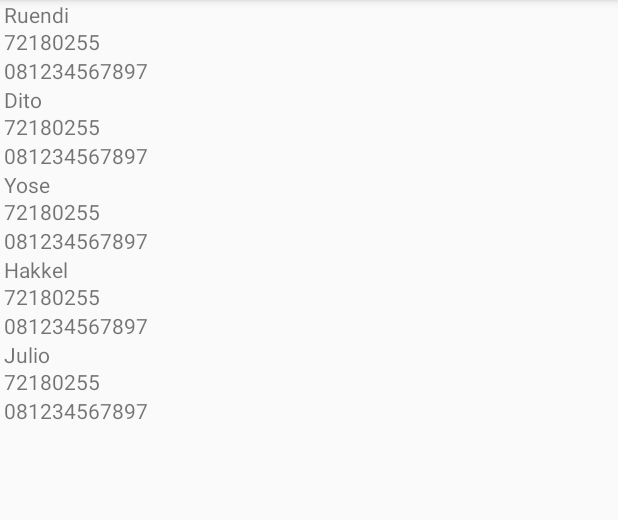
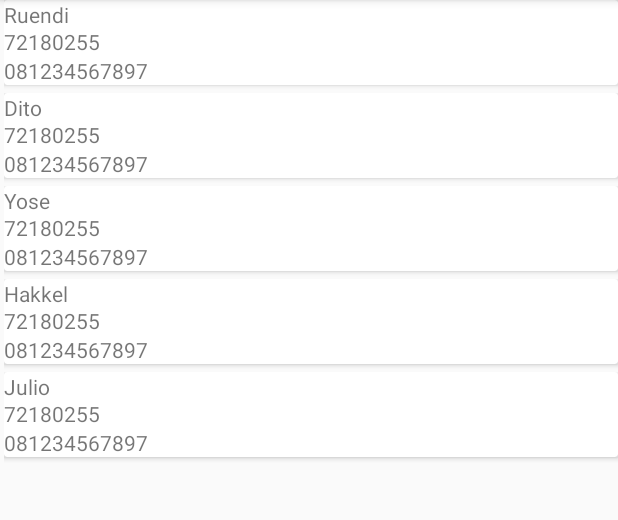
Before and after one commit to RuendiHadi/progmob2020, an Android app: the RecyclerActivity screen opened directly, with no data from a screen before it, on a phone screen of 412 x 824 dp, the part 84-604 px from its top. Run offline under Robolectric (Android 15) with nearby library versions, the phone set to English and light mode, and no system bars.

Commit message:
Tugas Video 3 Card View sudah selesai

```diff
--- a/app/build.gradle
+++ b/app/build.gradle
@@ -30,5 +30,6 @@
     androidTestImplementation 'androidx.test.ext:junit:1.1.2'
     androidTestImplementation 'androidx.test.espresso:espresso-core:3.3.0'
     implementation "androidx.recyclerview:recyclerview:1.1.0"
+    implementation "androidx.cardview:cardview:1.0.0"
 
 }
--- a/app/src/main/java/ukdw/com/progmob_2020/Adapter/MahasiswaRecyclerAdapter.java
+++ b/app/src/main/java/ukdw/com/progmob_2020/Adapter/MahasiswaRecyclerAdapter.java
@@ -35,7 +35,7 @@
     @NonNull
     @Override
     public ViewHolder onCreateViewHolder(@NonNull ViewGroup parent, int viewType) {
-        View v = LayoutInflater.from(context).inflate(R.layout.item_list_recycler,parent,false);
+        View v = LayoutInflater.from(context).inflate(R.layout.item_list_cardview,parent,false);
         return new ViewHolder(v);
     }
 
--- /dev/null
+++ b/app/src/main/res/layout/item_list_cardview.xml
@@ -0,0 +1,51 @@
+<?xml version="1.0" encoding="utf-8"?>
+<LinearLayout xmlns:android="http://schemas.android.com/apk/res/android"
+    xmlns:app="http://schemas.android.com/apk/res-auto"
+    xmlns:tools="http://schemas.android.com/tools"
+    android:layout_width="match_parent"
+    android:layout_height="wrap_content"
+    android:orientation="vertical">
+
+    <androidx.cardview.widget.CardView
+        android:id="@+id/cvMahasiswa"
+        android:layout_width="match_parent"
+        android:layout_height="match_parent"
+        android:layout_marginBottom="5dp">
+
+        <androidx.constraintlayout.widget.ConstraintLayout
+            android:layout_width="match_parent"
+            android:layout_height="wrap_content"
+            android:layout_weight="1">
+
+            <TextView
+                android:id="@+id/tvNoTelp"
+                android:layout_width="match_parent"
+                android:layout_height="wrap_content"
+                android:layout_weight="1"
+                android:text="TextView"
+                app:layout_constraintTop_toBottomOf="@+id/tvNim" />
+
+            <TextView
+                android:id="@+id/tvNim"
+                android:layout_width="match_parent"
+                android:layout_height="wrap_content"
+                android:layout_weight="1"
+                android:text="TextView"
+                app:layout_constraintTop_toBottomOf="@+id/tvNama" />
+
+            <TextView
+                android:id="@+id/tvNama"
+                android:layout_width="405dp"
+                android:layout_height="18dp"
+                android:layout_weight="1"
+                android:text="TextView"
+                app:layout_constraintEnd_toEndOf="parent"
+                app:layout_constraintHorizontal_bias="0.0"
+                app:layout_constraintStart_toStartOf="parent"
+                app:layout_constraintTop_toTopOf="parent" />
+
+        </androidx.constraintlayout.widget.ConstraintLayout>
+    </androidx.cardview.widget.CardView>
+
+    />
+</LinearLayout>
```
